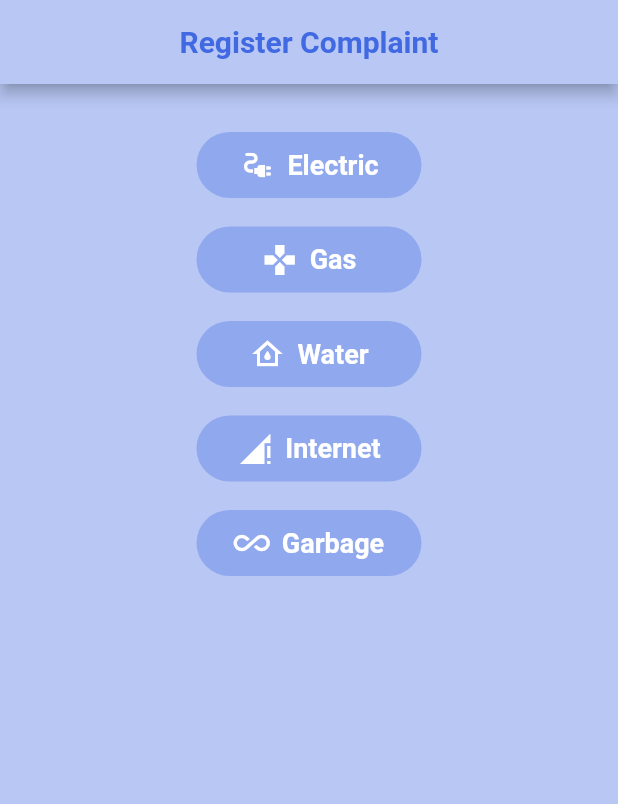
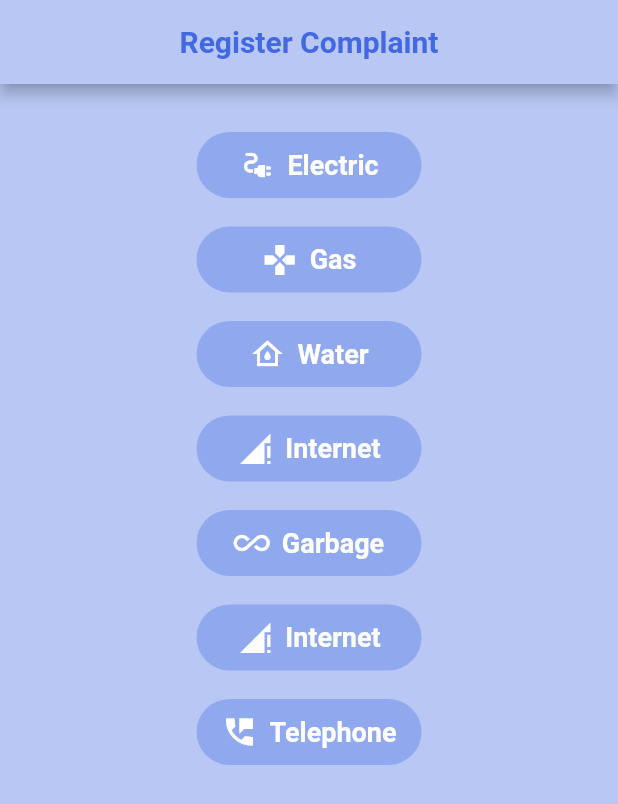
Before and after one commit to Tuqeer-meer-code/flutter_copied, a Flutter app: the mainScreen screen opened directly, after a tap on the "app registration" icon, on a phone screen of 412 x 824 dp. Shown: the top 804 px of the screen. Run offline on Flutter 3.47's test engine with Material 2 defaults, Android fonts, the phone set to English and light mode, and no system bars.

Commit message:
done with drop down

```diff
--- a/lib/screens/c_main.dart
+++ b/lib/screens/c_main.dart
@@ -14,6 +14,7 @@ class _c_mainState extends State<c_main> {
       color: plte.backgroundColor,
       debugShowCheckedModeBanner: false,
       home: Scaffold(
+        backgroundColor: plte.backgroundColor,
         appBar: AppBar(
           title: Center(
               child: Text(
@@ -25,6 +26,7 @@ class _c_mainState extends State<c_main> {
         body: Material(
 
             color: plte.backgroundColor,
+            child: SingleChildScrollView(
               child: Container(
                 padding: EdgeInsets.all(30),
                 alignment: Alignment.center,
@@ -103,7 +105,36 @@ class _c_mainState extends State<c_main> {
                       splashColor: plte.backgroundColor,
                       minWidth: 150,
                       padding: EdgeInsets.all(10),
-                  ),              ],
+                    ),SizedBox(height: 15,),
+                    FlatButton.icon(
+                      onPressed: () {
+
+                        Navigator.push(context, MaterialPageRoute(builder: (context){
+                          return complaintScreen();
+                        }));
+                      },
+                      icon: Icon(Icons.signal_cellular_connected_no_internet_4_bar,color: Colors.white,),
+                      label: Text("Internet",style: TextStyle(color: plte.tCardColor,fontSize: 18,fontWeight: FontWeight.bold),),
+                      color: plte.btnColor,
+                      shape: StadiumBorder(),
+                      splashColor: plte.backgroundColor,
+                      minWidth: 150,
+                      padding: EdgeInsets.all(10),
+                    ),SizedBox(height: 15,),
+                    FlatButton.icon(
+                      onPressed: () {
+                      },
+                      icon: Icon(Icons.perm_phone_msg_sharp,color: Colors.white,),
+                      label: Text("Telephone",style: TextStyle(color: plte.tCardColor,fontSize: 18,fontWeight: FontWeight.bold),),
+                      color: plte.btnColor,
+                      shape: StadiumBorder(),
+                      splashColor: plte.backgroundColor,
+                      minWidth: 150,
+                      padding: EdgeInsets.all(10),
+                    ),
+
+                  ],
+                ),
               ),
             )),
       ),
```
Also changed, not shown: lib/screens/complaint.dart (+31 -8 lines). Lines whose indentation alone changed are shown as unchanged.
